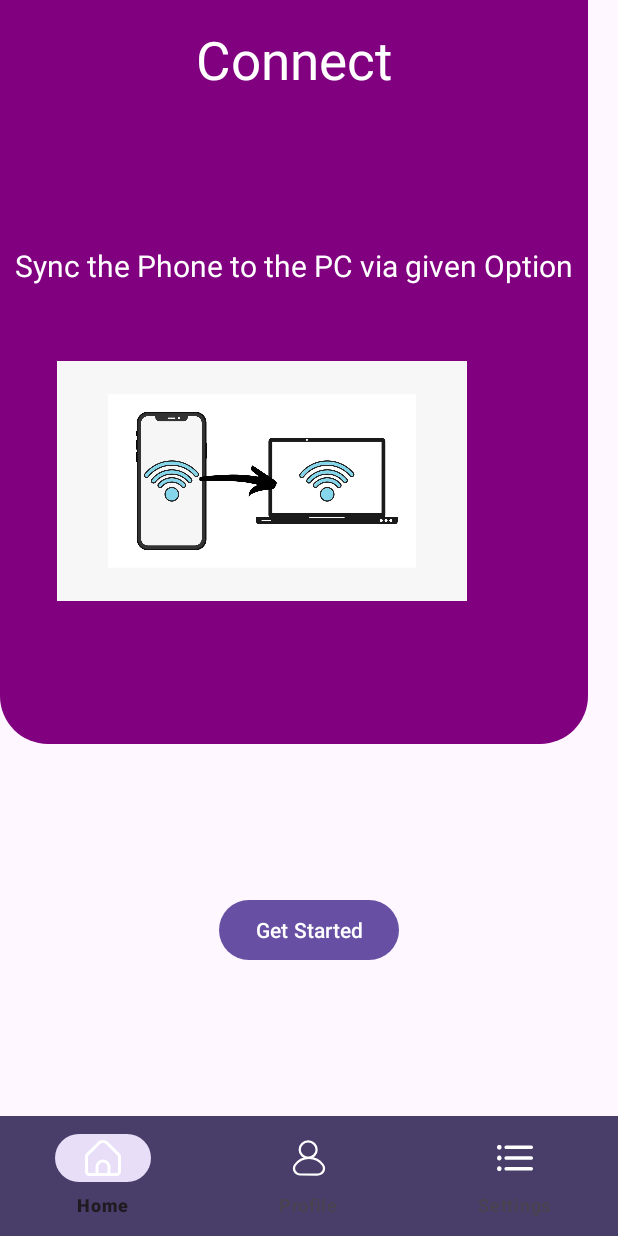
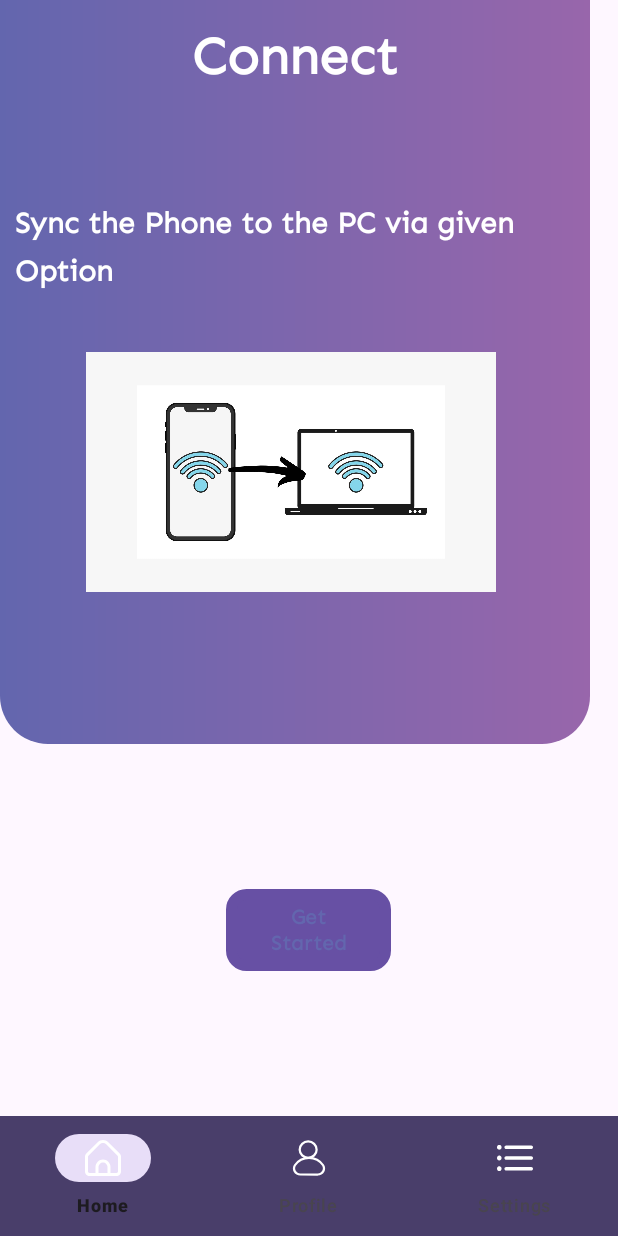
Before and after one commit to HashSuranjana/Sound-Sculpt-Mobile-2, an Android app built with Jetpack Compose: the screen it shows after launch (MainActivity), on a phone screen of 412 x 824 dp. Run offline under Robolectric (Android 15) with nearby library versions, the phone set to English and light mode, and no system bars.

Commit message:
Resources files updated

```diff
--- /dev/null
+++ b/app/src/main/res/drawable/button_boder.xml
@@ -0,0 +1,6 @@
+<?xml version="1.0" encoding="utf-8"?>
+<shape xmlns:android="http://schemas.android.com/apk/res/android"
+    android:shape="rectangle">
+    <stroke android:color="#6366AE" android:width="7dp"/>
+    <corners android:radius="10dp"/>
+</shape>
--- /dev/null
+++ b/app/src/main/res/drawable/connectgr.xml
@@ -0,0 +1,9 @@
+<?xml version="1.0" encoding="utf-8"?>
+    <shape xmlns:android="http://schemas.android.com/apk/res/android">
+        <gradient
+            android:startColor="#6366AE"
+            android:endColor="#9866AB"
+            android:type="linear"/>
+    <corners android:topLeftRadius="0dp" android:topRightRadius="0dp"
+        android:bottomLeftRadius="32dp" android:bottomRightRadius="32dp"/>
+    </shape>
--- /dev/null
+++ b/app/src/main/res/drawable/drawbletint.xml
@@ -0,0 +1,4 @@
+<?xml version="1.0" encoding="utf-8"?>
+<layer-list xmlns:android="http://schemas.android.com/apk/res/android">
+    <item android:drawable="@drawable/gcolor"/>
+</layer-list>
--- a/app/src/main/res/layout/activity_register.xml
+++ b/app/src/main/res/layout/activity_register.xml
@@ -91,6 +91,7 @@
         android:layout_marginHorizontal="16dp"
 
         android:text="Sign up"
+        android:fontFamily="@font/senvariablefontwght"
         android:textColor="@color/black"
         android:textStyle="bold"
         app:layout_constraintBottom_toBottomOf="parent"
--- a/app/src/main/res/layout/activity_sign_in.xml
+++ b/app/src/main/res/layout/activity_sign_in.xml
@@ -20,11 +20,11 @@
 
         <com.google.android.material.textfield.TextInputEditText
             android:id="@+id/emailEt"
-
             android:layout_width="match_parent"
             android:layout_height="wrap_content"
             android:hint="Enter your Email"
-            android:inputType="textEmailAddress" />
+            android:inputType="textEmailAddress"
+            android:fontFamily="@font/senvariablefontwght"/>
     </com.google.android.material.textfield.TextInputLayout>
 
     <com.google.android.material.textfield.TextInputLayout
@@ -46,7 +46,8 @@
             android:layout_width="match_parent"
             android:layout_height="wrap_content"
             android:hint="Enter Your Password"
-            android:inputType="textPassword" />
+            android:inputType="textPassword"
+            android:fontFamily="@font/senvariablefontwght"/>
     </com.google.android.material.textfield.TextInputLayout>
 
 
@@ -57,6 +58,7 @@
         android:layout_marginHorizontal="16dp"
 
         android:text="Sign In"
+        android:fontFamily="@font/senvariablefontwght"
         android:textColor="@color/black"
         android:textStyle="bold"
         app:layout_constraintBottom_toBottomOf="parent"
--- a/app/src/main/res/layout/fragment_home.xml
+++ b/app/src/main/res/layout/fragment_home.xml
@@ -8,10 +8,11 @@
 
     <!-- Top container with rounded bottom edges -->
     <RelativeLayout
-        android:layout_width="wrap_content"
+        android:layout_width="393dp"
         android:layout_height="0dp"
         android:layout_weight="2"
-        android:background="@drawable/rounded_borders">
+        android:background="@drawable/connectgr">
+
 
         <!-- TextViews -->
         <TextView
@@ -21,9 +22,10 @@
             android:layout_centerHorizontal="true"
             android:layout_marginTop="16dp"
             android:text="Connect"
+            android:textColor="#FFFFFF"
+            android:textFontWeight="800"
             android:textSize="35dp"
-            android:textFontWeight="800"
-            android:textColor="#FFFFFF"/>
+            android:fontFamily="@font/senvariablefontwght"/>
 
         <!-- ImageView -->
 
@@ -32,21 +34,22 @@
             android:layout_width="wrap_content"
             android:layout_height="wrap_content"
             android:layout_below="@id/textView1"
-            android:layout_marginTop="100dp"
+            android:layout_marginHorizontal="10dp"
+            android:layout_marginTop="78dp"
+            android:lineHeight="0.2in"
+            android:text="Sync the Phone to the PC via given Option"
+            android:fontFamily="@font/senvariablefontwght"
             android:textColor="#FFFFFF"
-            android:textSize="20dp"
             android:textFontWeight="600"
-            android:lineHeight="0.2in"
-            android:layout_marginHorizontal="10dp"
-            android:text="Sync the Phone to the PC via given Option" />
+            android:textSize="20dp" />
 
         <ImageView
             android:id="@+id/imageView"
             android:layout_width="273dp"
             android:layout_height="201dp"
             android:layout_below="@id/textView2"
-            android:layout_marginTop="29dp"
-            android:layout_marginLeft="38dp"
+            android:layout_marginLeft="57dp"
+            android:layout_marginTop="21dp"
             android:src="@drawable/img2" />
 
     </RelativeLayout>
@@ -59,10 +62,15 @@
 
         <Button
             android:id="@+id/button"
-            android:layout_width="wrap_content"
+            android:layout_width="110dp"
             android:layout_height="wrap_content"
+            android:layout_centerInParent="true"
             android:text="Get Started"
-            android:layout_centerInParent="true"/>
+            android:textColor="#6366AE"
+            android:textStyle="bold"
+            android:background="@drawable/button_boder"
+            android:fontFamily="@font/senvariablefontwght"
+            />
 
 
 
--- a/app/src/main/res/values/themes.xml
+++ b/app/src/main/res/values/themes.xml
@@ -2,7 +2,7 @@
 <resources>
 
     <style name="Theme.Sound_Sculpt_Final" parent="Theme.AppCompat.Light.NoActionBar">
-        <item name="colorOnBackground">@drawable/gcolor</item>
+
 
     </style>
 </resources>
```
